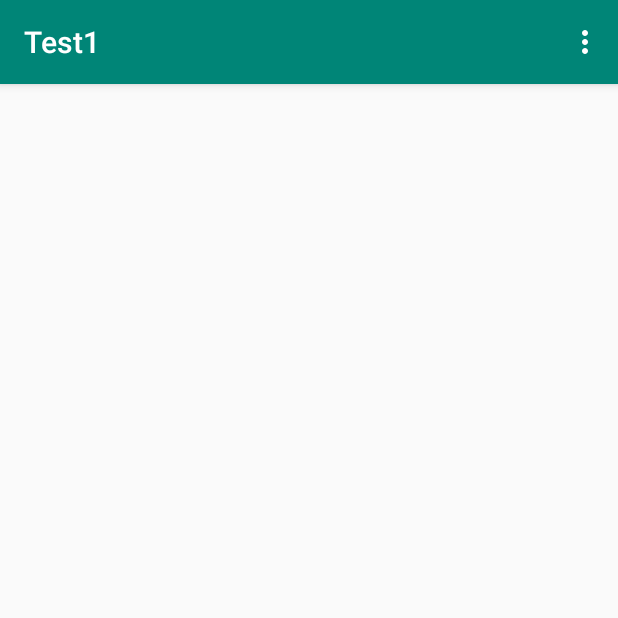
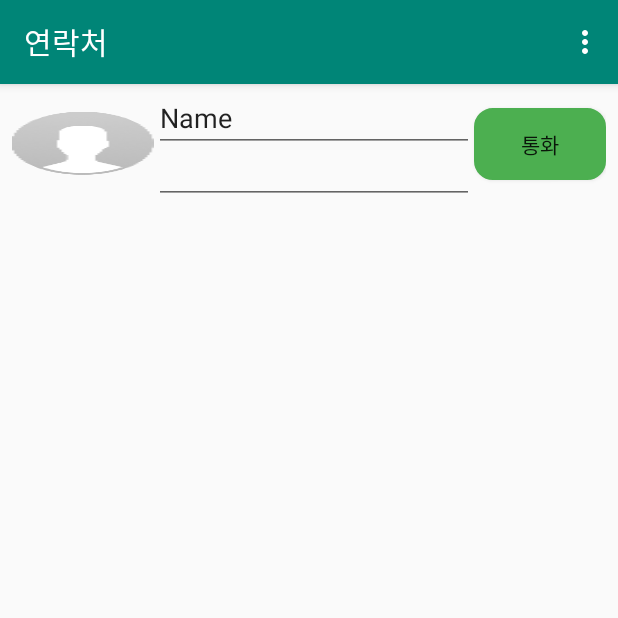
Before and after one commit to bluechipcns/blue-blood, an Android app: the screen it shows after launch (MainActivity), on a phone screen of 412 x 824 dp, the top half of it. Run offline under Robolectric (Android 15) with nearby library versions, the phone set to English and light mode, and no system bars.

Commit message:
# 1차 레이아웃 커밋

```diff
--- a/app/src/main/AndroidManifest.xml
+++ b/app/src/main/AndroidManifest.xml
@@ -1,6 +1,7 @@
 <?xml version="1.0" encoding="utf-8"?>
 <manifest xmlns:android="http://schemas.android.com/apk/res/android"
     package="com.bluechipcns.test1">
+    <uses-permission android:name="android.permission.READ_CONTACTS"/>
 
     <application
         android:allowBackup="true"
--- /dev/null
+++ b/app/src/main/res/drawable/ic_button_round.xml
@@ -0,0 +1,14 @@
+<?xml version="1.0" encoding="utf-8"?>
+<shape xmlns:android="http://schemas.android.com/apk/res/android"
+    android:padding="10dp"
+    android:shape="rectangle">
+    <solid android:color="#4CAF50" />
+    <corners
+        android:bottomLeftRadius="12dp"
+        android:bottomRightRadius="12dp"
+        android:topLeftRadius="12dp"
+        android:topRightRadius="12dp" />
+    <stroke
+        android:width="1dp"
+        android:color="#4CAF50" />
+</shape>
--- a/app/src/main/res/layout/content_main.xml
+++ b/app/src/main/res/layout/content_main.xml
@@ -8,4 +8,69 @@
     tools:context=".MainActivity"
     tools:showIn="@layout/activity_main">
 
+    <androidx.recyclerview.widget.RecyclerView
+        android:layout_width="0dp"
+        android:layout_height="0dp"
+        android:layout_marginStart="8dp"
+        android:layout_marginLeft="8dp"
+        android:layout_marginTop="8dp"
+        android:layout_marginEnd="8dp"
+        android:layout_marginRight="8dp"
+        android:layout_marginBottom="8dp"
+        app:layout_constraintBottom_toBottomOf="parent"
+        app:layout_constraintEnd_toEndOf="parent"
+        app:layout_constraintStart_toStartOf="parent"
+        app:layout_constraintTop_toTopOf="parent" />
+
+    <LinearLayout
+        android:layout_width="0dp"
+        android:layout_height="80dp"
+        android:layout_marginStart="8dp"
+        android:layout_marginLeft="8dp"
+        android:layout_marginEnd="8dp"
+        android:layout_marginRight="8dp"
+        android:orientation="horizontal"
+        app:layout_constraintEnd_toEndOf="parent"
+        app:layout_constraintHorizontal_bias="0.0"
+        app:layout_constraintStart_toStartOf="parent"
+        tools:layout_editor_absoluteY="8dp">
+
+        <ImageView
+            android:id="@+id/imageView"
+            android:layout_width="wrap_content"
+            android:layout_height="wrap_content"
+            android:layout_gravity="center_horizontal|center_vertical"
+            android:layout_weight="1"
+            android:background="@drawable/ic_detail_profile_42_dp" />
+
+        <LinearLayout
+            android:layout_width="wrap_content"
+            android:layout_height="match_parent"
+            android:orientation="vertical">
+
+            <EditText
+                android:id="@+id/editText2"
+                android:layout_width="match_parent"
+                android:layout_height="wrap_content"
+                android:ems="10"
+                android:inputType="textPersonName"
+                android:text="Name" />
+
+            <EditText
+                android:id="@+id/editText"
+                android:layout_width="match_parent"
+                android:layout_height="wrap_content"
+                android:ems="10"
+                android:inputType="phone" />
+        </LinearLayout>
+
+        <Button
+            android:id="@+id/button"
+            android:layout_width="wrap_content"
+            android:layout_height="wrap_content"
+            android:layout_gravity="center_horizontal|center_vertical"
+            android:background="@drawable/ic_button_round"
+            android:text="@string/call_button" />
+
+    </LinearLayout>
 </androidx.constraintlayout.widget.ConstraintLayout>
--- a/app/src/main/res/values/strings.xml
+++ b/app/src/main/res/values/strings.xml
@@ -1,4 +1,5 @@
 <resources>
-    <string name="app_name">Test1</string>
+    <string name="app_name">연락처</string>
     <string name="action_settings">Settings</string>
+    <string name="call_button">통화</string>
 </resources>
```
